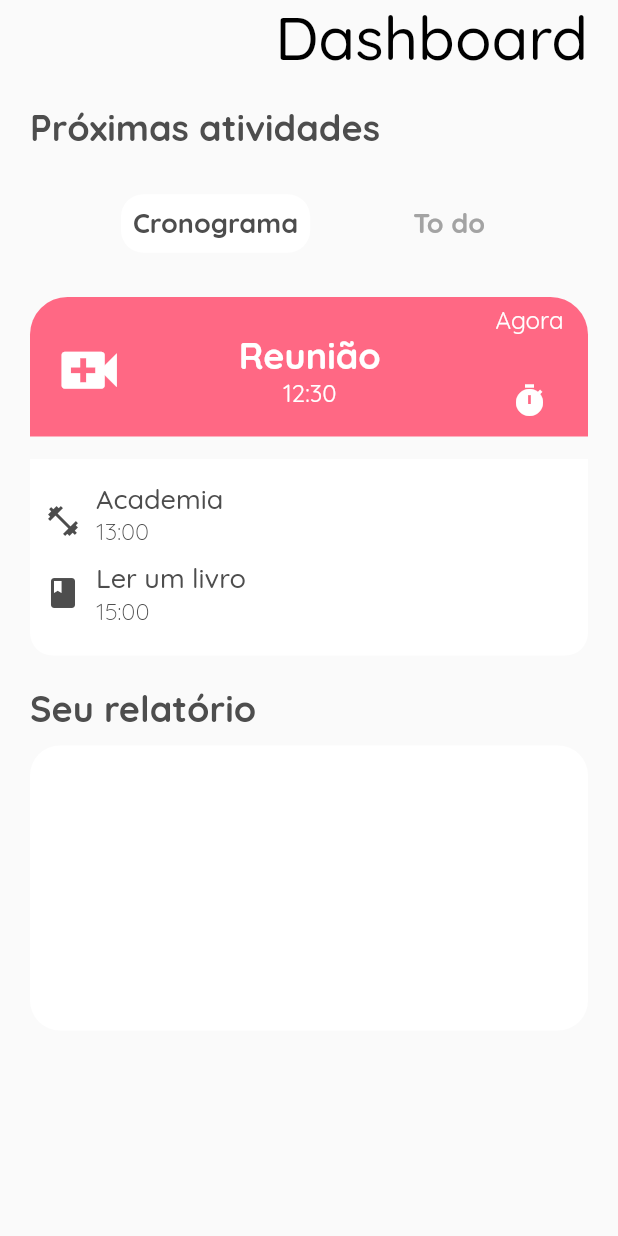
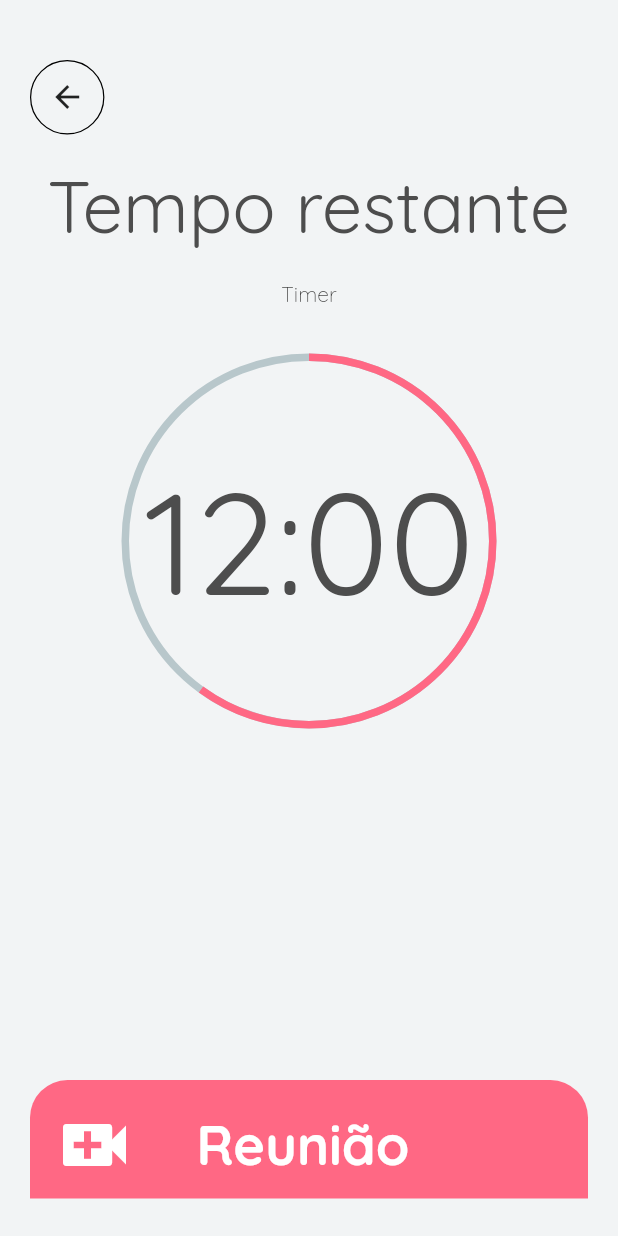
Before and after one commit to ViniciusBatista32/nous, a Flutter app: the DashboardHomePage widget shown alone on an empty page, opened directly, after a tap on the "timer" icon, on a phone screen of 412 x 824 dp. Run offline on Flutter 3.47's test engine with Material 2 defaults, Android fonts, the phone set to English and light mode, and no system bars; drawn by our look-alikes of percent_indicator; our stand-ins replace get.

Commit message:
design do timer

```diff
--- /dev/null
+++ b/lib/ui/aside/timer.dart
@@ -0,0 +1,161 @@
+import 'package:flutter/material.dart';
+import 'package:get/get_core/src/get_main.dart';
+import 'package:get/get_navigation/src/extension_navigation.dart';
+import 'package:percent_indicator/circular_percent_indicator.dart';
+import 'dart:async';
+
+class Timer extends StatefulWidget {
+  const Timer({ Key? key }) : super(key: key);
+
+  @override
+  _TimerState createState() => _TimerState();
+}
+
+class _TimerState extends State<Timer> {
+
+  late Timer timer;
+
+  _StartTimer(){
+
+  }
+
+
+  double percent = 0;
+  static int TimeinMinut = 25;
+  int TimeInSec = TimeinMinut * 60;
+
+
+  @override
+  Widget build(BuildContext context) {
+    return Scaffold(
+      body: Container(
+        padding: EdgeInsets.only(top: 40, left: 20, right: 20),
+        decoration: BoxDecoration(
+          color: Color.fromARGB(255, 242, 244, 245),
+        ),
+        width: double.infinity,
+        child: Column(
+          crossAxisAlignment: CrossAxisAlignment.center,
+          mainAxisAlignment: MainAxisAlignment.start,
+          children: [
+            Row(
+              mainAxisAlignment: MainAxisAlignment.spaceBetween,
+              children: [
+                Container(
+                  decoration:
+                  BoxDecoration(
+                    border: Border.all(width: 0.8),
+                    borderRadius: BorderRadius.all(Radius.circular(50))),
+                child: IconButton(onPressed: (){
+                    Get.toNamed("/dashboard");
+                },
+                icon: Icon(Icons.arrow_back, size: 24)),
+                ),
+              ],
+            ),
+            Padding(
+              padding: EdgeInsets.only(top: 18),
+              child: Column(
+                children: [
+                  Text(
+                    "Tempo restante",
+                    style: TextStyle(
+                      color: Color.fromARGB(255, 77, 77, 77),
+                      fontSize: 48,
+                    ),
+                    ),
+                    SizedBox(height: 20),
+                    Text(
+                      "Timer",
+                      style: TextStyle(
+                        color: Color.fromARGB(255, 77, 77, 77),
+                        fontWeight: FontWeight.w300,
+                      ),
+                    )
+                ],
+              )
+               ),
+               Container(
+                 padding: EdgeInsets.only(top: 30),
+                  child: Expanded(
+                    child: CircularPercentIndicator(
+                      percent: 0.6,
+                      animation: true,
+                      animateFromLastPercent: true,
+                      radius: 250.0,
+                      lineWidth: 5,
+                      progressColor: Color.fromARGB(255, 255, 104, 132),
+                      center: Container(
+                        alignment: Alignment.center,
+                        decoration: BoxDecoration(
+                          borderRadius: BorderRadius.circular(250),
+                        ),
+                        child: (
+                          Text(
+                          "12:00",
+                          style: TextStyle(
+                              color: Color.fromARGB(255, 77, 77, 77),
+                            fontSize: 96,
+                             ),
+                            )
+                          ),
+                        ),
+                      ),
+                 ),
+               ),
+
+
+            SizedBox(height: MediaQuery.of(context).size.height * 0.236),
+
+             Expanded(
+               child: Align(
+                 alignment: FractionalOffset.bottomCenter,
+                 child: Column(
+              mainAxisAlignment: MainAxisAlignment.center,
+              crossAxisAlignment: CrossAxisAlignment.stretch,
+              children: [
+                Container(
+              padding: EdgeInsets.only(top: 15, right: 15, left: 15, bottom: 8),
+              margin: EdgeInsets.only(top: 15),
+                  decoration: BoxDecoration(
+                    color: Color.fromARGB(255, 255, 104, 132),
+                    borderRadius: BorderRadius.only(
+                      topRight: Radius.circular(25),
+                       topLeft: Radius.circular(25)
+                      ),
+                  ),
+                  child: Row(
+                    mainAxisAlignment: MainAxisAlignment.start,
+                  children: [
+                  Container(
+                    padding: EdgeInsets.only(right: 40),
+                      child:
+                      Icon(Icons.video_call, color: Colors.white, size: 56,),
+                    ),
+                    Column(
+                      mainAxisAlignment: MainAxisAlignment.center,
+                      children: [
+                        Text(
+                          "Reunião",
+                          style: TextStyle(
+                            fontWeight: FontWeight.w700,
+                            fontSize: 36,
+                            color: Color.fromARGB(255, 255, 255, 255),
+                          )
+                        ),
+                      ],
+                    ),
+                  ],
+                ),
+                ),
+              ],
+            ),
+               )
+             )
+          ],
+        ),
+      ),
+
+    );
+  }
+}
--- a/lib/ui/dashboard/dashboard_home_page.dart
+++ b/lib/ui/dashboard/dashboard_home_page.dart
@@ -1,4 +1,5 @@
 import 'package:flutter/material.dart';
+import 'package:nous/ui/aside/timer.dart';
 
 class DashboardHomePage extends StatefulWidget {
   const DashboardHomePage();
@@ -170,7 +171,10 @@ class _DashboardHomePageState extends State<DashboardHomePage> {
                           margin: EdgeInsets.only(top: 20),
 
                           child: IconButton(
-                            onPressed: () {},
+                            onPressed: () {
+                              Navigator.push(context, MaterialPageRoute(builder: (context) => Timer()),
+                              );
+                            },
                             icon: Icon(Icons.timer),
                             color: Color.fromARGB(255, 255, 255, 255),
                             iconSize: 24,
--- a/pubspec.yaml
+++ b/pubspec.yaml
@@ -42,6 +42,8 @@ dependencies:
   path_provider: ^2.0.6
   # For page navigation without context
   get: ^4.3.8
+  # For percent indication on Timer Screen
+  percent_indicator: ^3.4.0
 
 dev_dependencies:
   flutter_test:
```
Also changed, not shown: pubspec.lock.
